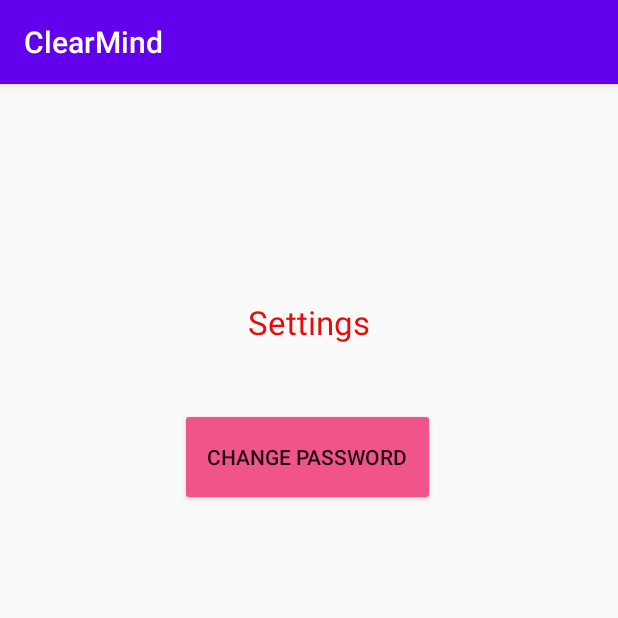
After one commit to yujiaen1999/ClearMind, an Android app: the SettingActivity screen opened directly, with no data from a screen before it, on a phone screen of 412 x 824 dp, the top half of it. The commit adds this screen. Run offline under Robolectric (Android 15) with nearby library versions, the phone set to English and light mode, and no system bars; our stand-ins replace Firebase (no records; nobody signed in at launch, a user with empty details on screens opened directly).

Commit message:
add Setting Activity

```diff
--- a/app/src/main/AndroidManifest.xml
+++ b/app/src/main/AndroidManifest.xml
@@ -9,6 +9,9 @@
         android:roundIcon="@mipmap/ic_launcher_round"
         android:supportsRtl="true"
         android:theme="@style/Theme.ClearMind">
+        <activity
+            android:name=".SettingActivity"
+            android:exported="true" />
         <activity
             android:name=".RegisterActivity"
             android:exported="true" />
--- /dev/null
+++ b/app/src/main/java/com/example/clearmind/SettingActivity.java
@@ -0,0 +1,48 @@
+package com.example.clearmind;
+
+import android.content.Intent;
+import android.os.Bundle;
+import android.util.Log;
+import android.view.View;
+import android.widget.Button;
+import android.widget.Toast;
+
+import androidx.appcompat.app.AppCompatActivity;
+
+import com.google.firebase.database.DatabaseReference;
+import com.google.firebase.database.FirebaseDatabase;
+
+public class SettingActivity extends AppCompatActivity {
+
+    private DatabaseReference db;
+    private String username;
+    private Button change_pswd_button;
+
+    @Override
+    protected void onCreate(Bundle savedInstanceState) {
+        super.onCreate(savedInstanceState);
+        setContentView(R.layout.activity_setting);
+        Intent intent = getIntent();
+        change_pswd_button = (Button) findViewById(R.id.change_pswd);
+
+        this.username = intent.getStringExtra("username");
+        this.db = FirebaseDatabase.getInstance().getReference(); //get a reference of database
+        if (savedInstanceState != null){
+            this.username = savedInstanceState.getString("username");
+            Log.d("save_username", "onRestoreCreate");
+        }
+
+        change_pswd_button.setOnClickListener(new View.OnClickListener() {
+            @Override
+            public void onClick(View v){
+                onClickChangePswd();
+            }
+        });
+    }
+
+    public void onClickChangePswd(){
+        Intent intent = new Intent(getApplicationContext(), ChangePasswordActivity.class);
+        intent.putExtra("username", this.username);
+        startActivity(intent);
+    }
+}
--- /dev/null
+++ b/app/src/main/res/layout/activity_setting.xml
@@ -0,0 +1,36 @@
+<?xml version="1.0" encoding="utf-8"?>
+<androidx.constraintlayout.widget.ConstraintLayout xmlns:android="http://schemas.android.com/apk/res/android"
+    xmlns:tools="http://schemas.android.com/tools"
+    xmlns:app="http://schemas.android.com/apk/res-auto"
+    android:layout_width="match_parent"
+    android:layout_height="match_parent">
+
+    <TextView
+        android:id="@+id/welcome_title"
+        android:layout_width="390dp"
+        android:layout_height="48dp"
+        android:text="Settings"
+        android:textAlignment="center"
+        android:textAppearance="@style/TextAppearance.AppCompat.Large"
+        android:textColor="#E60C0C"
+        app:layout_constraintBottom_toBottomOf="parent"
+        app:layout_constraintEnd_toEndOf="parent"
+        app:layout_constraintStart_toStartOf="parent"
+        app:layout_constraintTop_toTopOf="parent"
+        app:layout_constraintVertical_bias="0.200" />
+
+    <Button
+        android:id="@+id/change_pswd"
+        android:layout_width="170dp"
+        android:layout_height="65dp"
+        android:text="change password"
+        app:backgroundTint="#F1548A"
+        app:layout_constraintBottom_toBottomOf="parent"
+        app:layout_constraintEnd_toEndOf="parent"
+        app:layout_constraintHorizontal_bias="0.497"
+        app:layout_constraintStart_toStartOf="parent"
+        app:layout_constraintTop_toTopOf="parent"
+        app:layout_constraintVertical_bias="0.307" />
+
+
+</androidx.constraintlayout.widget.ConstraintLayout>
```
Also changed, not shown: app/src/main/java/com/example/clearmind/LoginPageActivity.java (+20 -0 lines), app/src/main/java/com/example/clearmind/MainActivity.java (+16 -0 lines), app/src/main/java/com/example/clearmind/RegisterActivity.java (+0 -9 lines), app/src/main/res/layout/activity_login_page.xml (+14 -0 lines), app/src/main/res/layout/activity_main.xml (+8 -0 lines).
